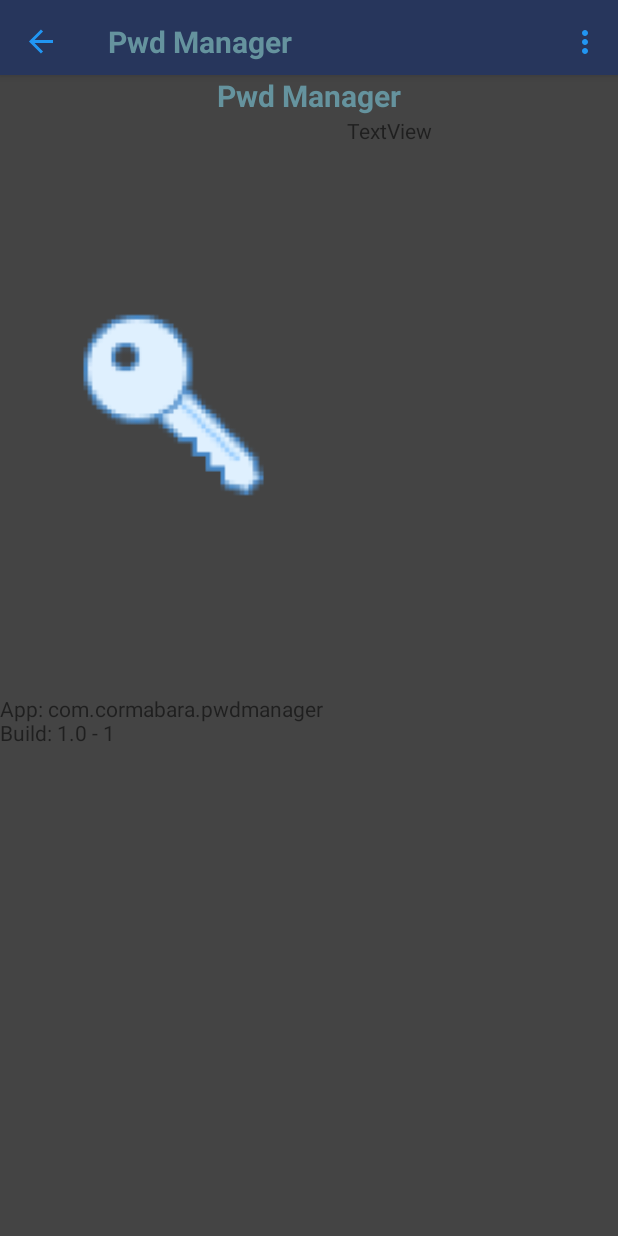
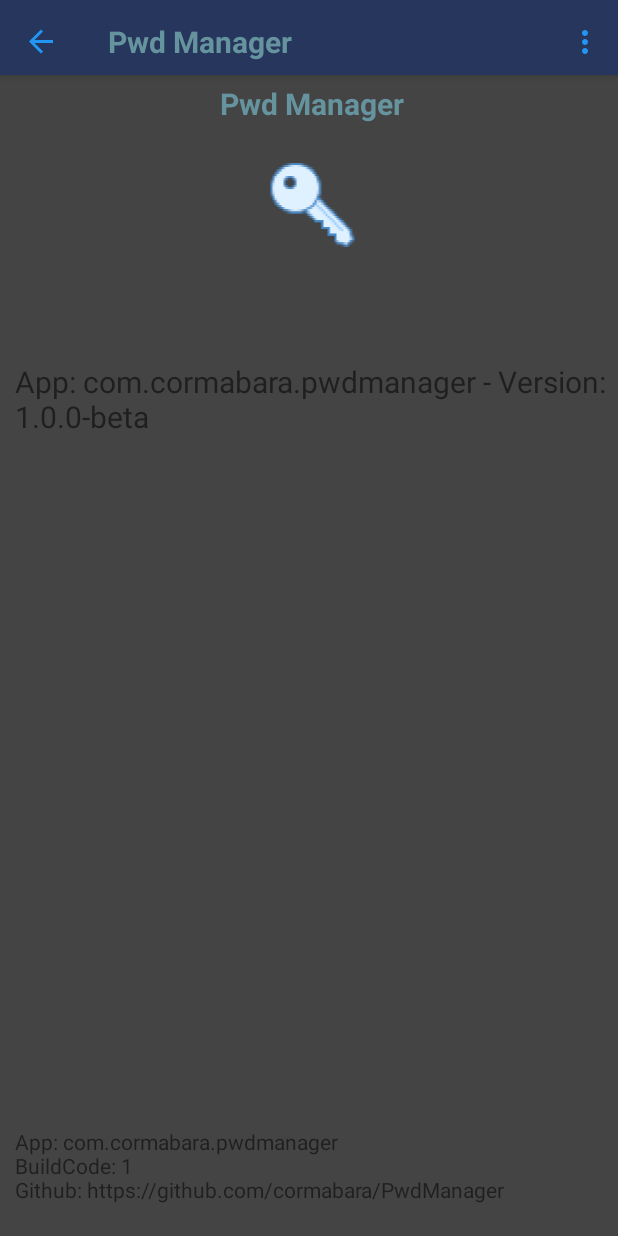
Before and after one commit to cormabara/PwdManager, an Android app: the AboutFragment screen opened through its navigation route, on a phone screen of 412 x 824 dp. Run offline under Robolectric (Android 15) with nearby library versions, the phone set to English and light mode, and no system bars; our stand-ins replace navigation-ui; libraries missing offline, so code that uses them is left out: com.fasterxml.jackson; pictures from the network do not load; 5 statements that could not run were skipped.

Commit message:
Some little adjustments inside fragments Change password now works

```diff
--- a/pwd-manager/build.gradle
+++ b/pwd-manager/build.gradle
@@ -12,7 +12,7 @@ android {
         minSdk 25
         targetSdk 33
         versionCode 1
-        versionName "1.0"
+        versionName "1.0.0-beta"
         testInstrumentationRunner "androidx.test.runner.AndroidJUnitRunner"
     }
     buildTypes {
--- a/pwd-manager/src/main/java/com/cormabara/pwdmanager/MainActivity.kt
+++ b/pwd-manager/src/main/java/com/cormabara/pwdmanager/MainActivity.kt
@@ -87,7 +87,7 @@ class MainActivity : AppCompatActivity() {
                 true
             }
             R.id.action_change_password -> {
-                findNavController(R.id.nav_host_fragment_content_main).navigate(R.id.action_to_newPasswordFragment)
+                findNavController(R.id.nav_host_fragment_content_main).navigate(R.id.action_to_changePasswordFragment)
                 manPwdData.save(mainPassword,true)
                 true
             }
--- a/pwd-manager/src/main/java/com/cormabara/pwdmanager/gui/fragments/AboutFragment.kt
+++ b/pwd-manager/src/main/java/com/cormabara/pwdmanager/gui/fragments/AboutFragment.kt
@@ -33,10 +33,15 @@ class AboutFragment : Fragment() {
         val buildName = BuildConfig.VERSION_NAME
         val pkgName = (activity as MainActivity).applicationContext.packageName
 
+
         binding.aboutTitle.text = getString(R.string.app_title)
 
+        var appinfo = "App: $pkgName - Version: $buildName"
+        binding.aboutAppinfo.text = appinfo
+
         var str = "App: $pkgName \n"
-        str += "Build: $buildName - $buildCode\n"
+        str += "BuildCode: $buildCode\n"
+        str += "Github: https://github.com/cormabara/PwdManager\n"
         binding.aboutInfo.text = str
         return binding.root
     }
--- a/pwd-manager/src/main/java/com/cormabara/pwdmanager/gui/fragments/NewPasswordFragment.kt
+++ b/pwd-manager/src/main/java/com/cormabara/pwdmanager/gui/fragments/NewPasswordFragment.kt
@@ -20,9 +20,8 @@ class NewPasswordFragment : Fragment() {
         savedInstanceState: Bundle?
     ): View {
         _binding = FragmentNewPasswordBinding.inflate(inflater, container, false)
-
-        if ((context as MainActivity).manPwdData.CheckData() == true) {
-            //findNavController().navigate(R.id.action_firstStartFragment_to_StartFragment)
+        val manPwdData = (context as MainActivity).manPwdData
+        if (manPwdData.CheckData() == true) {
             findNavController().navigate(R.id.action_to_insPasswordFragment)
         }
         return binding.root
--- a/pwd-manager/src/main/java/com/cormabara/pwdmanager/gui/fragments/SettingFragment.kt
+++ b/pwd-manager/src/main/java/com/cormabara/pwdmanager/gui/fragments/SettingFragment.kt
@@ -43,6 +43,7 @@ class SettingFragment : Fragment() {
             cnf.userMail = binding.userEmail.text.toString()
             cnf.saveData()
             (context as MainActivity).setAppLocale(cnf.language.toString())
+            MyLog.LInfo("New language ${cnf.language.toString()}")
             findNavController().navigate(R.id.action_to_mainFragment)
         }
         return binding.root
--- a/pwd-manager/src/main/res/layout/fragment_about.xml
+++ b/pwd-manager/src/main/res/layout/fragment_about.xml
@@ -10,41 +10,61 @@
     <LinearLayout
         android:layout_width="match_parent"
         android:layout_height="match_parent"
-        android:orientation="vertical">
+        android:orientation="vertical"
+        android:paddingStart="10dp"
+        android:paddingLeft="10dp"
+        android:paddingTop="5dp"
+        android:paddingEnd="5dp"
+        android:paddingRight="10dp"
+        android:paddingBottom="5dp">
 
         <TextView
             android:id="@+id/about_title"
+            style="@style/MainTitle"
             android:layout_width="match_parent"
             android:layout_height="wrap_content"
-            android:textAlignment="center"
             android:text="TextView"
-            style="@style/MainTitle"/>
+            android:textAlignment="center" />
 
         <LinearLayout
             android:layout_width="match_parent"
-            android:layout_height="385dp"
-            android:orientation="horizontal">
+            android:layout_height="wrap_content"
+            android:orientation="vertical">
 
             <ImageView
                 android:id="@+id/imageView"
-                android:layout_width="wrap_content"
-                android:layout_height="match_parent"
+                android:layout_width="match_parent"
+                android:layout_height="wrap_content"
                 android:layout_weight="1"
                 android:src="@mipmap/img_launcher_foreground" />
+
+            <Space
+                android:layout_width="match_parent"
+                android:layout_height="50dp"
+                android:layout_weight="1" />
 
             <TextView
                 android:id="@+id/about_appinfo"
                 android:layout_width="wrap_content"
                 android:layout_height="match_parent"
                 android:layout_weight="1"
-                android:text="TextView" />
+                android:text="TextView"
+                android:textSize="20dp" />
 
         </LinearLayout>
+
+        <Space
+            android:layout_width="match_parent"
+            android:layout_height="match_parent"
+            android:layout_weight="1" />
 
         <TextView
             android:id="@+id/about_info"
             android:layout_width="match_parent"
-            android:layout_height="match_parent"
+            android:layout_height="wrap_content"
+            android:background="@color/black_background"
+            android:backgroundTint="@color/black"
+            android:backgroundTintMode="add"
             android:text="TextView" />
     </LinearLayout>
 
--- a/pwd-manager/src/main/res/navigation/nav_graph.xml
+++ b/pwd-manager/src/main/res/navigation/nav_graph.xml
@@ -18,6 +18,9 @@
     <action
         android:id="@+id/action_to_mainFragment"
         app:destination="@id/MainFragment" />
+    <action
+        android:id="@+id/action_to_changePasswordFragment"
+        app:destination="@id/changePasswordFragment" />
 
     <fragment
         android:id="@+id/MainFragment"
@@ -37,6 +40,11 @@
         android:label="FirstStartFragment" >
     </fragment>
     <fragment
+        android:id="@+id/changePasswordFragment"
+        android:name="com.cormabara.pwdmanager.gui.fragments.ChangePasswordFragment"
+        android:label="ChangePasswordFragment" >
+    </fragment>
+    <fragment
         android:id="@+id/settingFragment"
         android:name="com.cormabara.pwdmanager.gui.fragments.SettingFragment"
         android:label="fragment_setting"
--- a/pwd-manager/src/main/res/values/strings.xml
+++ b/pwd-manager/src/main/res/values/strings.xml
@@ -9,7 +9,7 @@
     <string name="password">Password</string>
     <string name="tags">Tags</string>
     <string name="username">Username</string>
-    <string name="edit_item_title">Item edit</string>
+    <string name="edit_item_title">EDIT</string>
     <string name="search_item_by_name">Search item by name</string>
 
     <string name="action_clear_all_data">Clear all data</string>
```
Also changed, not shown: pwd-manager/src/main/java/com/cormabara/pwdmanager/gui/dialogs/EditItemDialog.kt (+13 -0 lines), pwd-manager/src/main/java/com/cormabara/pwdmanager/gui/fragments/ChangePasswordFragment.kt (added, +22 -0 lines), pwd-manager/src/main/java/com/cormabara/pwdmanager/gui/fragments/MainFragment.kt (+12 -0 lines), pwd-manager/src/main/java/com/cormabara/pwdmanager/gui/lib/PwdItemAdapter.kt (+17 -31 lines), pwd-manager/src/main/res/layout/dialog_edit_item.xml (+23 -4 lines), pwd-manager/src/main/res/layout/fragment_change_password.xml (added, +28 -0 lines), pwd-manager/src/main/res/layout/listview_item.xml (+6 -33 lines), pwd-manager/src/main/res/values/styles.xml (+6 -2 lines), 1 other file.
